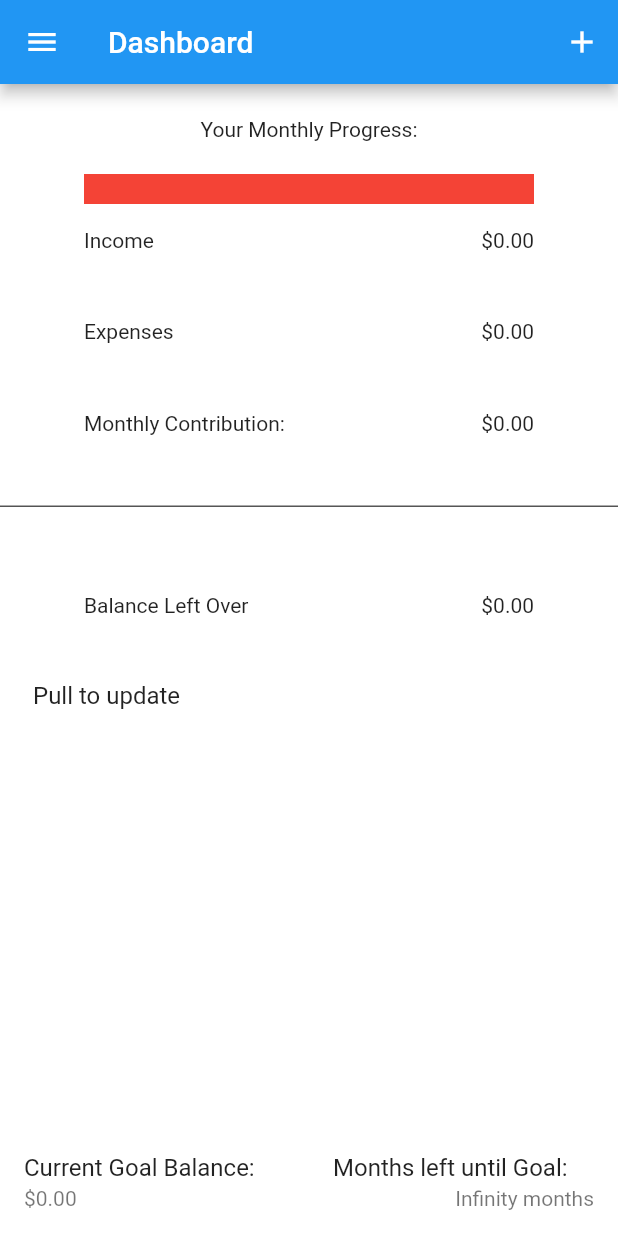
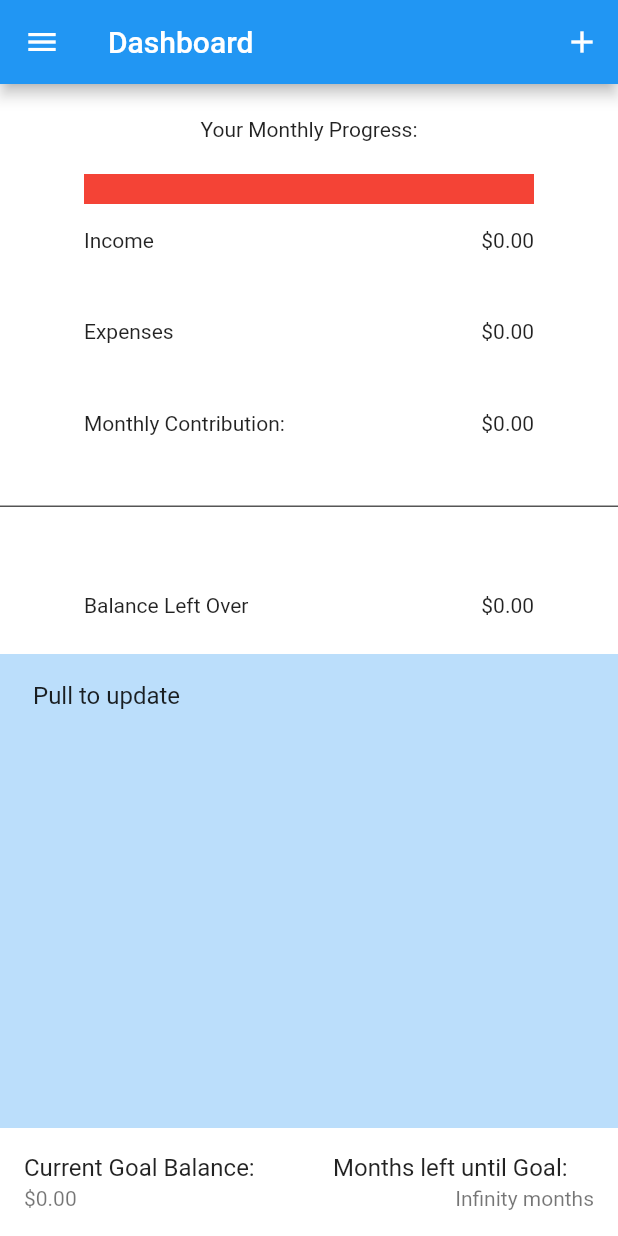
Before and after one commit to AlanConstantino/MoMoney, a Flutter app: the Dashboard screen opened by its route, on a phone screen of 412 x 824 dp. Run offline on Flutter 3.47's test engine with Material 2 defaults, Android fonts, the phone set to English and light mode, and no system bars; our stand-ins replace shared_preferences, sqflite; accounts and stored records are empty.

Commit message:
Wired up, and It is fully functional

```diff
--- a/momoney/lib/pages/dashboard.dart
+++ b/momoney/lib/pages/dashboard.dart
@@ -269,12 +269,17 @@ class _DashboardState extends State<Dashboard> {
                               child: SizedBox(
                                 height: 400,
                                 width: 400,
-                                child: ListView.builder(
+                                child: ListView.separated(
+                                    separatorBuilder: (context, index) => Divider(
+                                      color: Colors.black,
+                                    ),
                                     itemCount: listStack.length,
                                     itemBuilder: (context, i) => ListTile(
                                           title: Text(listStack.elementAt(i)),
                                         )),
-                              )),
+                              ),
+                              color: Colors.blue.shade100,
+                          ),
                           Container(
                             alignment: Alignment.center,
                             child: RaisedButton(
@@ -293,11 +298,6 @@ class _DashboardState extends State<Dashboard> {
                               },
                             ),
                           ),
-                          Container(
-                            // A fixed-height child.
-                            color: const Color(0xff808000), // Yellow
-                            height: 120.0,
-                          )
                         ],
                       ),
                     )));
```
